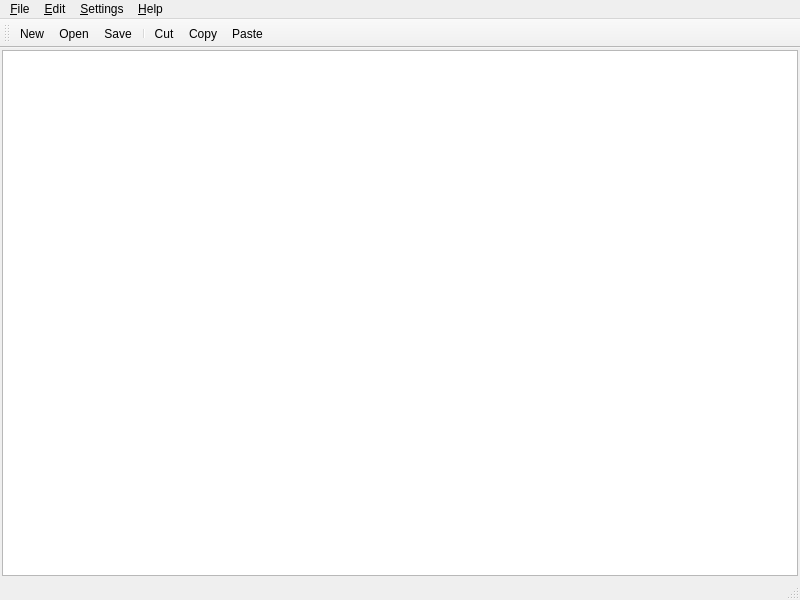
The window that forms/MainWindow.ui (pdigiglio/CuteEdit) describes before a commit, drawn with Qt 5.
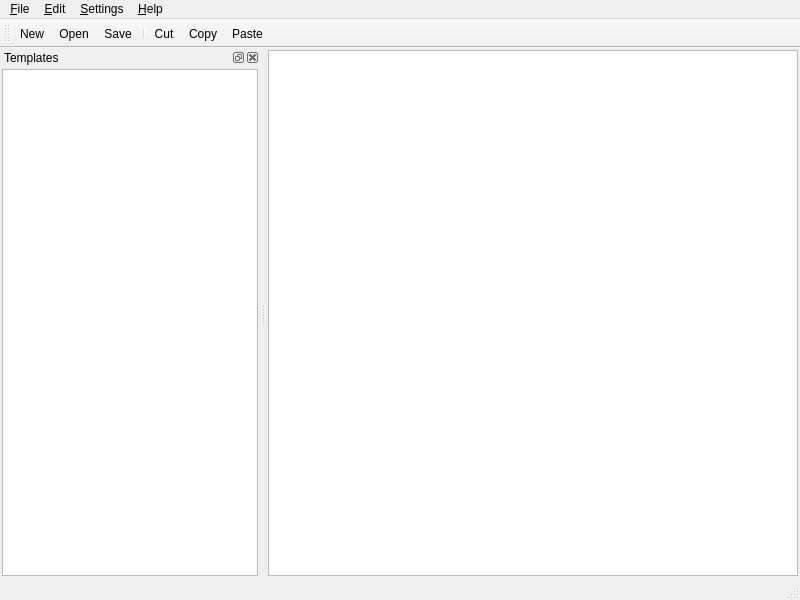
The same window after the commit.

Commit message: Add dummy template QDockWidget

```diff
--- a/forms/MainWindow.ui
+++ b/forms/MainWindow.ui
@@ -108,6 +108,42 @@
    <addaction name="actionCopy"/>
    <addaction name="actionPaste"/>
   </widget>
+  <widget class="QDockWidget" name="TemplateDocker">
+   <property name="allowedAreas">
+    <set>Qt::LeftDockWidgetArea|Qt::RightDockWidgetArea</set>
+   </property>
+   <property name="windowTitle">
+    <string>Templates</string>
+   </property>
+   <attribute name="dockWidgetArea">
+    <number>1</number>
+   </attribute>
+   <widget class="QWidget" name="dockWidgetContents">
+    <property name="enabled">
+     <bool>true</bool>
+    </property>
+    <layout class="QGridLayout" name="gridLayout_2">
+     <property name="leftMargin">
+      <number>2</number>
+     </property>
+     <property name="topMargin">
+      <number>2</number>
+     </property>
+     <property name="rightMargin">
+      <number>2</number>
+     </property>
+     <property name="bottomMargin">
+      <number>2</number>
+     </property>
+     <property name="verticalSpacing">
+      <number>6</number>
+     </property>
+     <item row="0" column="0">
+      <widget class="QListWidget" name="listWidget"/>
+     </item>
+    </layout>
+   </widget>
+  </widget>
   <action name="actionNew">
    <property name="text">
     <string>New</string>
```
